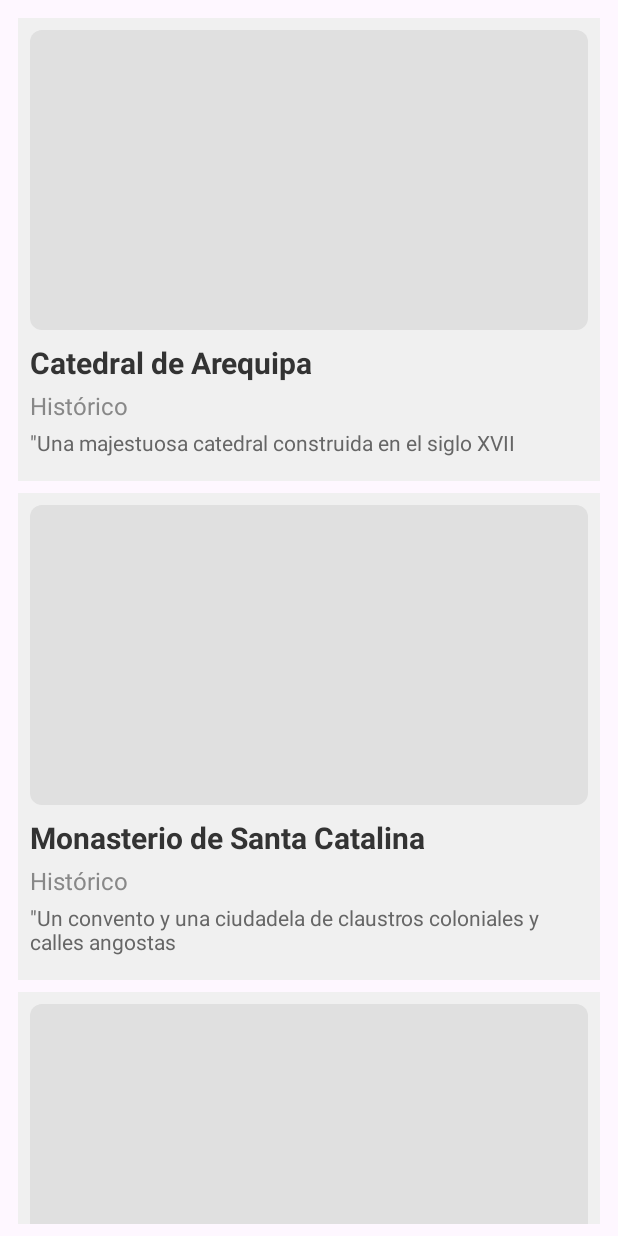
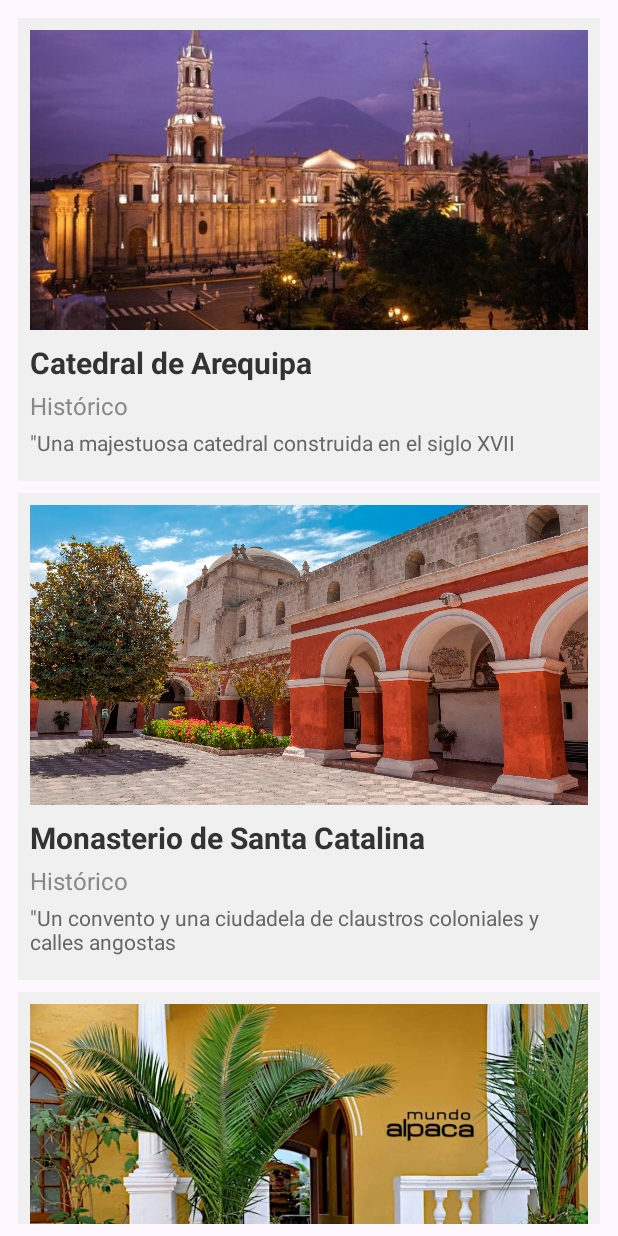
Before and after one commit to eazurin/LABORATORIO7---IDNP, an Android app: the screen it shows after launch (MainActivity), on a phone screen of 412 x 824 dp. Run offline under Robolectric (Android 15) with nearby library versions, the phone set to English and light mode, and no system bars.

```diff
--- a/app/src/main/assets/edificios.txt
+++ b/app/src/main/assets/edificios.txt
@@ -1,3 +1,3 @@
-Catedral de Arequipa,Histórico,"Una majestuosa catedral construida en el siglo XVII, de arquitectura neoclásica y hecha de sillar blanco.",R.drawable.catedral_arequipa
-Monasterio de Santa Catalina,Histórico,"Un convento y una ciudadela de claustros coloniales y calles angostas, fundado en 1579.",R.drawable.santa_catalina
-Mundo Alpaca,Moderno,"Centro cultural y turístico dedicado a la industria textil de alpaca, con exhibiciones y actividades interactivas.",R.drawable.mundo_alpaca
+Catedral de Arequipa,Histórico,"Una majestuosa catedral construida en el siglo XVII, de arquitectura neoclásica y hecha de sillar blanco."
+Monasterio de Santa Catalina,Histórico,"Un convento y una ciudadela de claustros coloniales y calles angostas, fundado en 1579."
+Mundo Alpaca,Moderno,"Centro cultural y turístico dedicado a la industria textil de alpaca, con exhibiciones y actividades interactivas."
--- a/app/src/main/java/com/example/laboratorio7/MainActivity.java
+++ b/app/src/main/java/com/example/laboratorio7/MainActivity.java
@@ -9,6 +9,7 @@ import java.io.BufferedReader;
 import java.io.InputStreamReader;
 import java.util.ArrayList;
 import java.util.List;
+import android.util.Log;
 
 public class MainActivity extends AppCompatActivity {
 
@@ -29,20 +30,38 @@ public class MainActivity extends AppCompatActivity {
     }
 
     private void cargarEdificios() {
+
+        int[] imagenesResIds = {
+                R.drawable.catedral_arequipa,
+                R.drawable.santa_catalina,
+                R.drawable.mundo_alpaca
+
+        };
+
         try {
             BufferedReader reader = new BufferedReader(new InputStreamReader(getAssets().open("edificios.txt")));
             String line;
+            int index = 0;
+
             while ((line = reader.readLine()) != null) {
                 String[] parts = line.split(",");
-                String titulo = parts[0];
-                String categoria = parts[1];
-                String descripcion = parts[2];
-                int imagenResId = getResources().getIdentifier(parts[3], "drawable", getPackageName());
+                String titulo = parts[0].trim();
+                String categoria = parts[1].trim();
+                String descripcion = parts[2].trim();
+
+
+                int imagenResId = (index < imagenesResIds.length) ? imagenesResIds[index] : R.drawable.catedral_arequipa;
+
+
                 edificios.add(new Edificio(titulo, categoria, descripcion, imagenResId));
+
+                index++;
             }
             reader.close();
         } catch (Exception e) {
             e.printStackTrace();
         }
     }
+
+
 }
```
